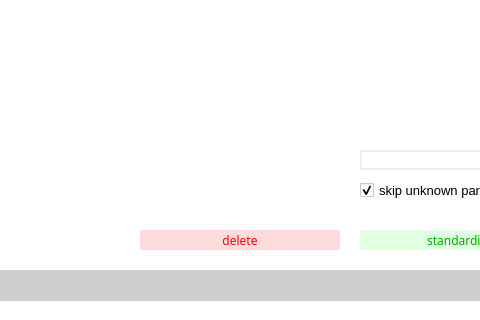
DSV-CUB/MARISSA, file marissa/gui/designs/gui_project_standardize.ui: the form before one commit; both pictures show x 700 to 1180 and y 400 to 720 of the 1280 by 720 pixel window.
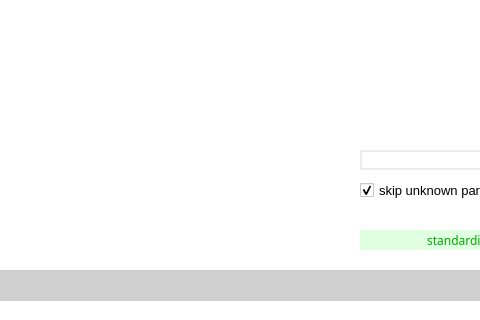
The form after the commit.

The edit to the form file:
```diff
--- a/marissa/gui/designs/gui_project_standardize.ui
+++ b/marissa/gui/designs/gui_project_standardize.ui
@@ -467,49 +467,6 @@
      <enum>QAbstractItemView::SelectRows</enum>
     </property>
    </widget>
-   <widget class="QPushButton" name="btn_icon_delete_standardize">
-    <property name="geometry">
-     <rect>
-      <x>840</x>
-      <y>630</y>
-      <width>200</width>
-      <height>20</height>
-     </rect>
-    </property>
-    <property name="font">
-     <font>
-      <family>Arial Nova</family>
-      <weight>50</weight>
-      <bold>false</bold>
-     </font>
-    </property>
-    <property name="styleSheet">
-     <string notr="true">QPushButton
-{
-color:rgb(255, 0, 0);
-background-color: rgb(255, 220, 220);
-border: 0px;
-}
-
-QPushButton::pressed
-{
-color:rgb(255, 0, 0);
-background-color: rgb(255, 220, 220);
-border: 0px;
-}
-
-QPushButton::hover
-{
-color:rgb(255, 220, 220);
-background-color: rgb(255, 0, 0);
-border: 0px;
-font-weight: bold;
-}</string>
-    </property>
-    <property name="text">
-     <string>delete</string>
-    </property>
-   </widget>
    <zorder>label_6</zorder>
    <zorder>btn_icon_new_standardize</zorder>
    <zorder>opt_segmentation</zorder>
```
Left out of the diff: 1 changed line with no effect on the pictures.
